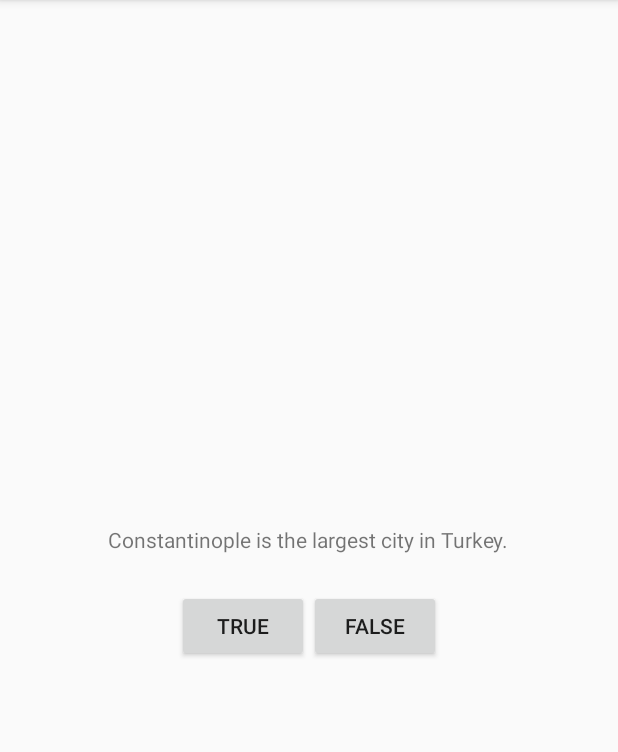
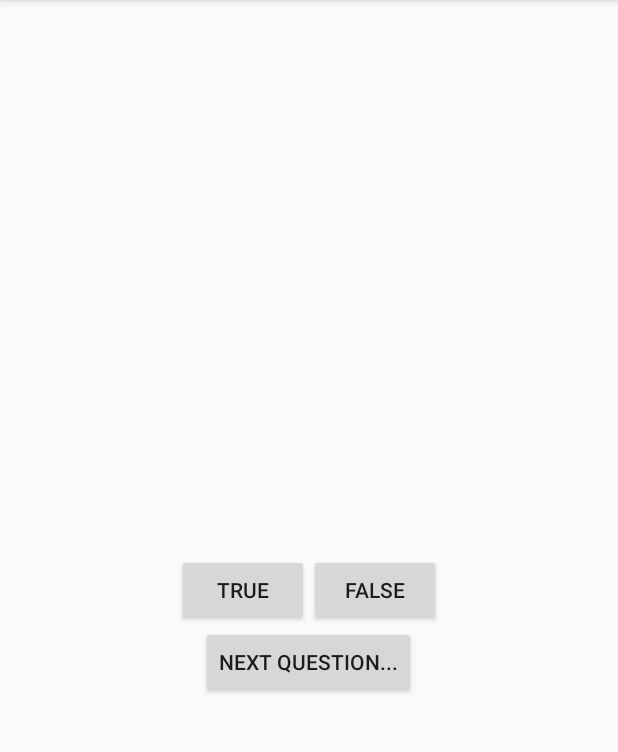
Before and after one commit to KateCatlin/BookYourFlight, an Android app: the screen it shows after launch (QuizActivity), on a phone screen of 412 x 824 dp, the part 84-836 px from its top. Run offline under Robolectric (Android 15) with nearby library versions, the phone set to English and light mode, and no system bars.

Commit message:
Adding strings

```diff
--- a/app/src/main/res/layout/activity_quiz.xml
+++ b/app/src/main/res/layout/activity_quiz.xml
@@ -8,10 +8,11 @@
     >
 
     <TextView
+        android:id="@+id/question_text_view"
         android:layout_width="wrap_content"
         android:layout_height="wrap_content"
         android:padding="24dp"
-        android:text="@string/question_text" />
+        />
 
     <LinearLayout
         android:layout_width="wrap_content"
@@ -35,4 +36,11 @@
 
     </LinearLayout>
 
+    <Button
+        android:id="@+id/next_button"
+        android:layout_width="wrap_content"
+        android:layout_height="wrap_content"
+        android:text="@string/next_button"
+        />
+
 </LinearLayout>
--- a/app/src/main/res/values/strings.xml
+++ b/app/src/main/res/values/strings.xml
@@ -5,4 +5,9 @@
     <string name="false_button">False</string>
     <string name="correct_toast">Correct!</string>
     <string name="incorrect_toast">Incorrect!</string>
+    <string name="next_button">Next Question...</string>
+
+    <string name="question_oceans">The Pac Ocean is larger than Atlantic </string>
+    <string name="question_mideast">The Suez Canal connects the Red Sea and Indian Ocean</string>
+    <string name="question_africa">The source of the Nile is in Egypt</string>
 </resources>
```
